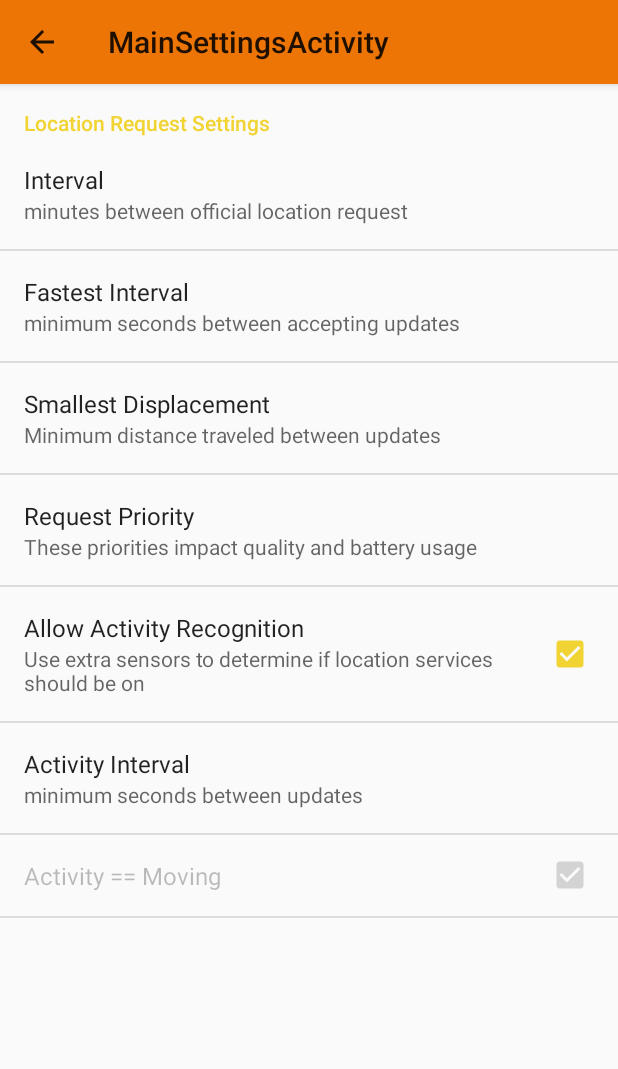
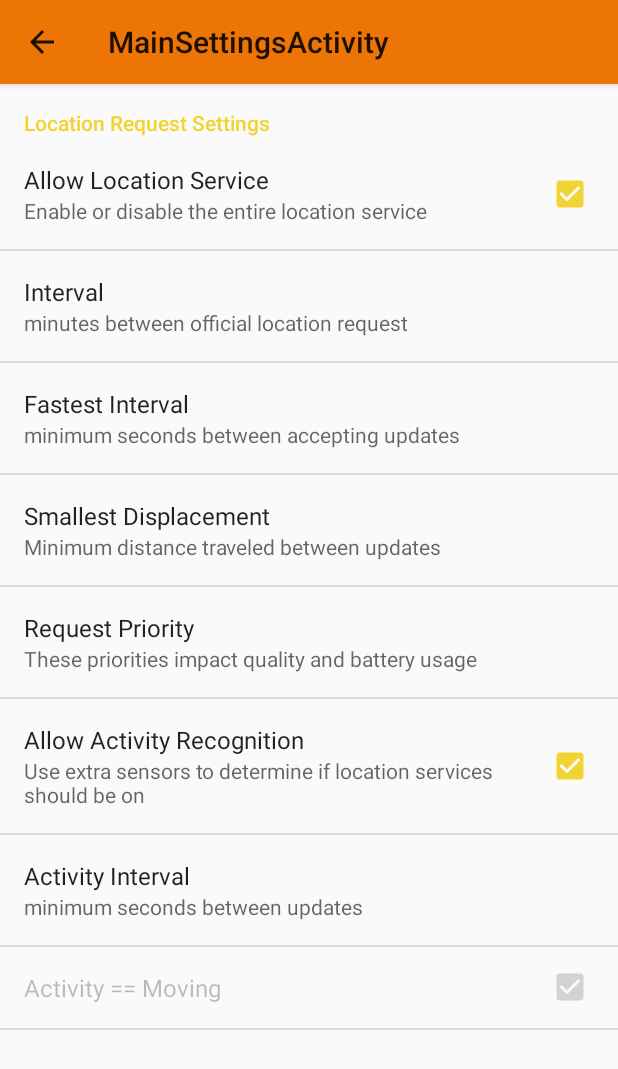
Before and after one commit to Robrowski/GeoSnap, an Android app: the MainSettingsActivity screen opened directly, with no data from a screen before it, on a phone screen of 412 x 824 dp. Shown: the top 1069 px of the screen. Run offline under Robolectric (Android 15) with nearby library versions, the phone set to English and light mode, and no system bars.

Commit message:
settings menu item to enable/disable location services

```diff
--- a/GeoSnap/app/src/main/java/edu/cs430x/fuschia/geosnap/activity/settings/MainSettingsActivity.java
+++ b/GeoSnap/app/src/main/java/edu/cs430x/fuschia/geosnap/activity/settings/MainSettingsActivity.java
@@ -11,7 +11,6 @@ public class MainSettingsActivity extends PreferenceActivity {
     protected void onCreate(Bundle savedInstanceState) {
         super.onCreate(savedInstanceState);
         getActionBar().setDisplayHomeAsUpEnabled(true);
-
         addPreferencesFromResource(R.xml.pref_main); // I don't care that its deprecated
     }
 }
--- a/GeoSnap/app/src/main/res/xml/pref_main.xml
+++ b/GeoSnap/app/src/main/res/xml/pref_main.xml
@@ -4,6 +4,11 @@
         android:title="Location Request Settings"
         android:key="pref_key_location_request_settings">
 
+        <CheckBoxPreference
+            android:title="Allow Location Service"
+            android:key="pref_allow_location_service"
+            android:summary="Enable or disable the entire location service"
+            android:defaultValue="true"/>
         <EditTextPreference
             android:title="Interval"
             android:key="pref_interval"
```
Also changed, not shown: GeoSnap/app/src/main/java/edu/cs430x/fuschia/geosnap/activity/MainActivity.java (+1 -8 lines), GeoSnap/app/src/main/java/edu/cs430x/fuschia/geosnap/service/GoogleApiLocationService.java (+35 -5 lines), GeoSnap/app/src/main/res/menu/menu_main.xml (+0 -10 lines).
